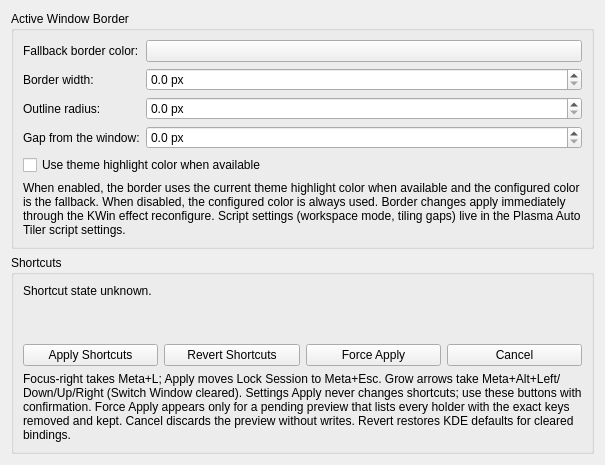
Before: the Qt Designer form kwin/native-effect/activeborderconfig.ui in beefsack/plasma-auto-tiler, drawn with Qt 5.
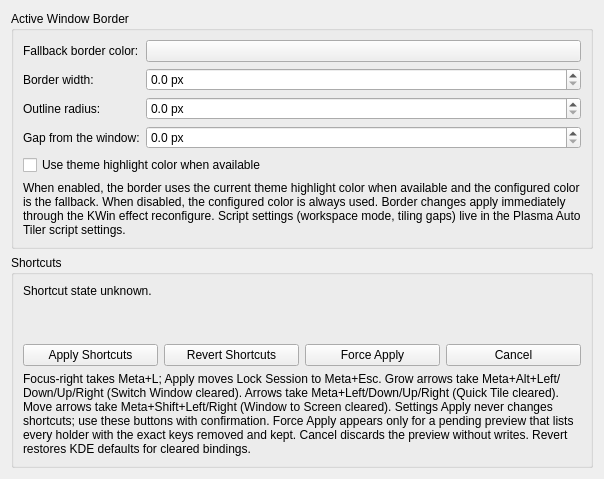
After: the same form once the commit is applied. Custom widgets are drawn as their Qt base class.

Commit message: Drive shortcut reconciler from its conflict table; clear Quick Tile and screen-move arrow defaults

Diff of the .ui file:
```diff
--- a/kwin/native-effect/activeborderconfig.ui
+++ b/kwin/native-effect/activeborderconfig.ui
@@ -182,7 +182,7 @@
         <item>
          <widget class="QLabel" name="shortcutDescription">
           <property name="text">
-            <string>Focus-right takes Meta+L; Apply moves Lock Session to Meta+Esc. Grow arrows take Meta+Alt+Left/Down/Up/Right (Switch Window cleared). Settings Apply never changes shortcuts; use these buttons with confirmation. Force Apply appears only for a pending preview that lists every holder with the exact keys removed and kept. Cancel discards the preview without writes. Revert restores KDE defaults for cleared bindings.</string>
+            <string>Focus-right takes Meta+L; Apply moves Lock Session to Meta+Esc. Grow arrows take Meta+Alt+Left/Down/Up/Right (Switch Window cleared). Arrows take Meta+Left/Down/Up/Right (Quick Tile cleared). Move arrows take Meta+Shift+Left/Right (Window to Screen cleared). Settings Apply never changes shortcuts; use these buttons with confirmation. Force Apply appears only for a pending preview that lists every holder with the exact keys removed and kept. Cancel discards the preview without writes. Revert restores KDE defaults for cleared bindings.</string>
           </property>
          <property name="wordWrap">
           <bool>true</bool>
```
The commit also changes 10 other files.
